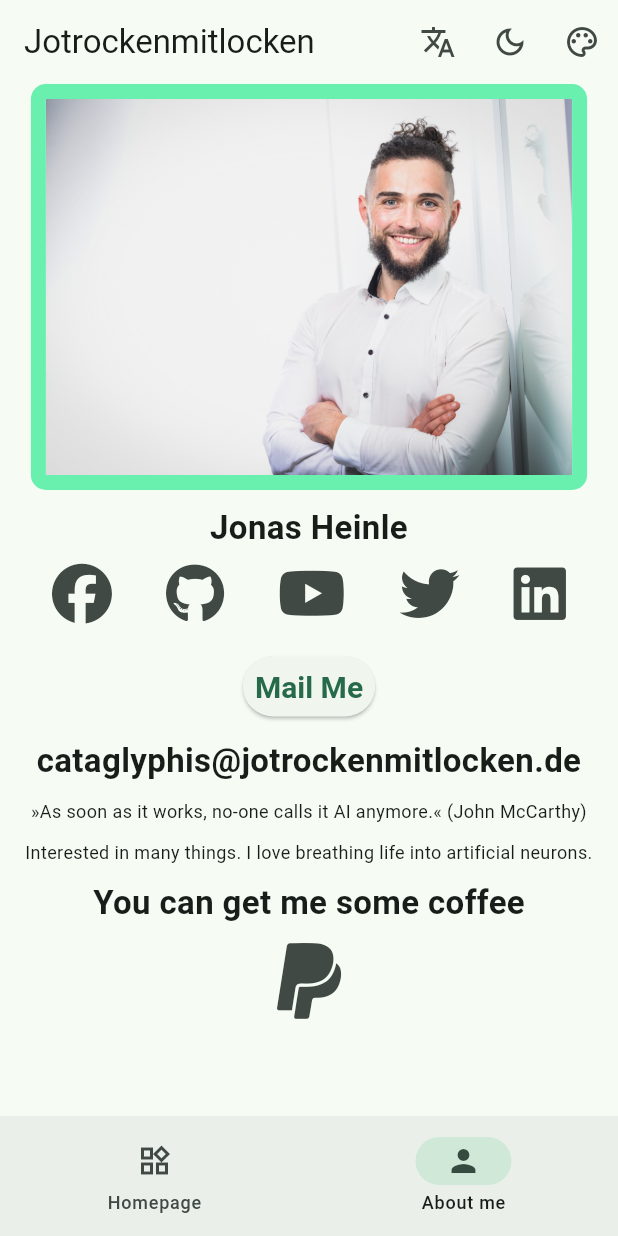
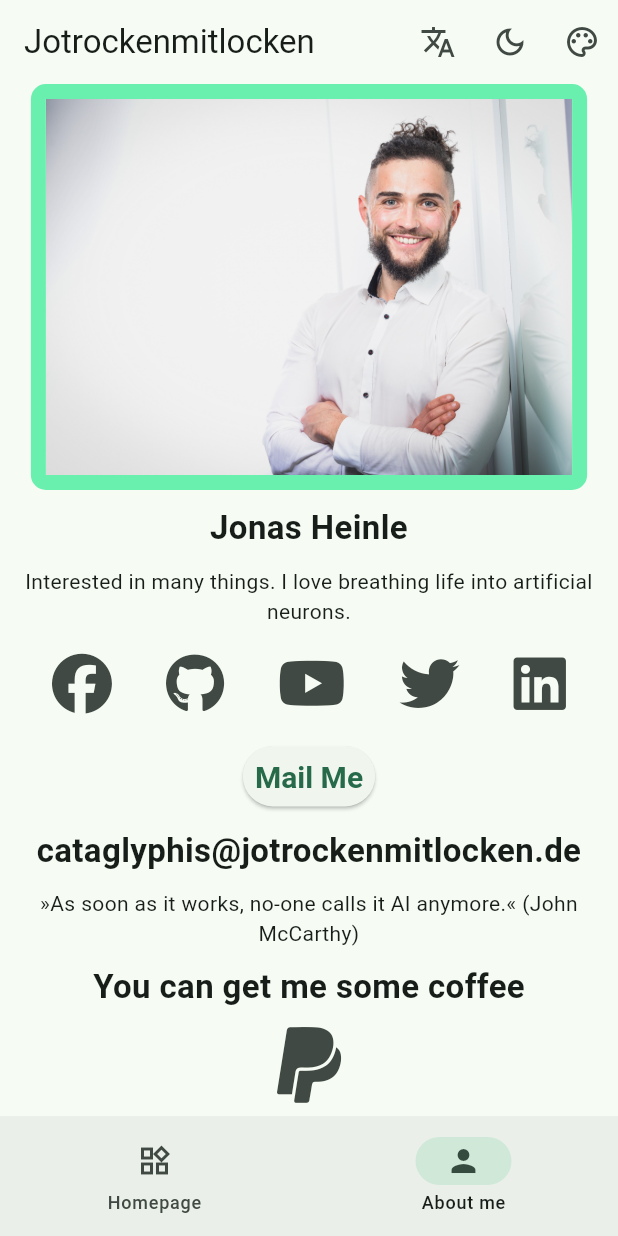
Before and after one commit to Kataglyphis/jotrockenmitlocken, a Flutter app: the screen it shows after launch, on a phone screen of 412 x 824 dp. Run offline on Flutter 3.47's test engine with Material 3 defaults, Android fonts, the phone set to English and light mode, and no system bars; our stand-ins replace csv, font_awesome_flutter, syncfusion_flutter_charts; generated files the repository leaves out were written again.

Commit message:
incremental improvement

```diff
--- a/lib/AboutMe/about_me_table.dart
+++ b/lib/AboutMe/about_me_table.dart
@@ -4,6 +4,7 @@ import 'package:jotrockenmitlocken/AboutMe/socialMedia/social_media_widgets.dart
 import 'package:jotrockenmitlocken/Decoration/decoration_helper.dart';
 import 'package:jotrockenmitlocken/constants.dart';
 import 'package:font_awesome_flutter/font_awesome_flutter.dart';
+import 'package:jotrockenmitlocken/font_helper.dart';
 
 import 'package:url_launcher/url_launcher.dart';
 import 'package:flutter_gen/gen_l10n/app_localizations.dart';
@@ -30,20 +31,6 @@ class AboutMeTableState extends State<AboutMeTable> {
   @override
   void initState() {
     super.initState();
-  }
-
-  TextStyle getTextStyle() {
-    var currentWidth = MediaQuery.of(context).size.width;
-    if (currentWidth <= narrowScreenWidthThreshold) {
-      return const TextStyle(
-          fontSize: 12, fontWeight: FontWeight.normal); //, color: Colors.black
-    } else if (currentWidth <= largeWidthBreakpoint) {
-      return const TextStyle(
-          fontSize: 22, fontWeight: FontWeight.normal); //, color: Colors.black
-    } else {
-      return const TextStyle(
-          fontSize: 22, fontWeight: FontWeight.normal); //, color: Colors.black
-    }
   }
 
   @override
@@ -94,7 +81,18 @@ class AboutMeTableState extends State<AboutMeTable> {
           Text(
             "Jonas Heinle",
             textAlign: TextAlign.center,
-            style: getTextStyleHeadings(context),
+            style: FontHelper.getTextStyleHeadings(context),
+          ),
+          const SizedBox(
+            height: 10,
+          ),
+          Text(
+            AppLocalizations.of(context)!.shortDescriptionTextMyPersona,
+            textAlign: TextAlign.center,
+            style: FontHelper.getTextStyle(context),
+          ),
+          const SizedBox(
+            height: 10,
           ),
           const SocialMediaWidgets(),
           const SizedBox(
@@ -127,40 +125,33 @@ class AboutMeTableState extends State<AboutMeTable> {
           Text(
             "cataglyphis@jotrockenmitlocken.de",
             textAlign: TextAlign.center,
-            style: getTextStyleHeadings(context),
+            style: FontHelper.getTextStyleHeadings(context),
           ),
           const SizedBox(height: 10),
           Text(
             "»As soon as it works, no-one calls it AI anymore.« (John McCarthy)",
             textAlign: TextAlign.center,
-            style: getTextStyle(),
+            style: FontHelper.getTextStyle(context),
           ),
           const SizedBox(
             height: 10,
           ),
-          Text(
-            AppLocalizations.of(context)!.shortDescriptionTextMyPersona,
-            textAlign: TextAlign.center,
-            style: getTextStyle(),
-          ),
-          const SizedBox(
-            height: 10,
-          ),
-          Donation(getTextStyleHeadings(context)),
+          Donation(FontHelper.getTextStyleHeadings(context)),
           const SizedBox(
             height: 10,
           ),
           Text(
             "I love to cURL",
             textAlign: TextAlign.center,
-            style: getTextStyleHeadings(context),
+            style: FontHelper.getTextStyleHeadings(context),
           ),
           IconButton(
             iconSize: 40,
             icon: const FaIcon(FontAwesomeIcons.dumbbell),
             // color: Colors.black,
             onPressed: () {},
-          )
+          ),
+          const SizedBox(height: 20),
         ],
       );
     });
--- a/lib/AboutMe/donation.dart
+++ b/lib/AboutMe/donation.dart
@@ -35,10 +35,7 @@ class Donation extends StatelessWidget {
             _launchInBrowser(toLaunch);
           },
         ),
-        Padding(
-          padding: const EdgeInsets.symmetric(vertical: 20),
-          child: Image.asset("assets/images/Paypal_QR_Code.png", width: 200),
-        ),
+        Image.asset("assets/images/Paypal_QR_Code.png", width: 200),
       ],
     );
   }
--- a/lib/AboutMe/perfect_day_chart.dart
+++ b/lib/AboutMe/perfect_day_chart.dart
@@ -1,6 +1,7 @@
 import 'package:flutter/material.dart';
 import 'package:jotrockenmitlocken/Charts/pie_chart_data_entry.dart';
 import 'package:jotrockenmitlocken/constants.dart';
+import 'package:jotrockenmitlocken/font_helper.dart';
 import 'package:syncfusion_flutter_charts/charts.dart';
 import 'package:flutter_gen/gen_l10n/app_localizations.dart';
 
@@ -30,7 +31,9 @@ class PerfectDay {
         (currentWith >= narrowScreenWidthThreshold) ? false : true;
     // https://help.syncfusion.com/flutter/circular-charts/overview
     return SfCircularChart(
-      title: ChartTitle(text: 'My perfect day'),
+      title: ChartTitle(
+          text: 'My perfect day',
+          textStyle: FontHelper.getTextStyleHeadings(context)),
       legend: Legend(
           width: '100%',
           overflowMode: LegendItemOverflowMode.wrap,
@@ -50,10 +53,11 @@ class PerfectDay {
             explodeIndex: 5,
             radius: (MediaQuery.of(context).size.width >=
                     narrowScreenWidthThreshold)
-                ? '100%'
+                ? '80%'
                 : '80%',
             innerRadius: '20%',
             dataLabelSettings: DataLabelSettings(
+              textStyle: FontHelper.getTextStyle(context),
               labelPosition: ChartDataLabelPosition.outside,
               isVisible: !enableSkillTableLegend,
               labelIntersectAction: LabelIntersectAction.shift,
--- a/lib/Decoration/decoration_helper.dart
+++ b/lib/Decoration/decoration_helper.dart
@@ -1,5 +1,4 @@
 import 'package:flutter/material.dart';
-import 'package:jotrockenmitlocken/constants.dart';
 
 Widget applyBoxDecoration(Widget child, EdgeInsets insets, double margin,
     double borderRadius, double borderWidth, Color color) {
@@ -19,31 +18,3 @@ Widget applyBoxDecoration(Widget child, EdgeInsets insets, double margin,
     ),
   );
 }
-
-TextStyle getTextStyleHeadings(BuildContext context) {
-  var currentWidth = MediaQuery.of(context).size.width;
-  if (currentWidth <= narrowScreenWidthThreshold) {
-    return const TextStyle(
-        fontSize: 22, fontWeight: FontWeight.bold); // , color: Colors.black
-  } else if (currentWidth <= largeWidthBreakpoint) {
-    return const TextStyle(
-        fontSize: 36, fontWeight: FontWeight.bold); // , color: Colors.black
-  } else {
-    return const TextStyle(
-        fontSize: 36, fontWeight: FontWeight.bold); // , color: Colors.black
-  }
-}
-
-TextStyle getTextStyleSubHeadings(BuildContext context) {
-  var currentWidth = MediaQuery.of(context).size.width;
-  if (currentWidth <= narrowScreenWidthThreshold) {
-    return const TextStyle(
-        fontSize: 18, fontWeight: FontWeight.bold); // , color: Colors.black
-  } else if (currentWidth <= largeWidthBreakpoint) {
-    return const TextStyle(
-        fontSize: 22, fontWeight: FontWeight.bold); // , color: Colors.black
-  } else {
-    return const TextStyle(
-        fontSize: 32, fontWeight: FontWeight.bold); // , color: Colors.black
-  }
-}
--- a/lib/DocumentPage/docs_page.dart
+++ b/lib/DocumentPage/docs_page.dart
@@ -3,6 +3,7 @@ import 'package:jotrockenmitlocken/Decoration/decoration_helper.dart';
 import 'package:jotrockenmitlocken/DocumentPage/document_table.dart';
 import 'package:jotrockenmitlocken/Navbar/mobile/navigation_drawer_widget.dart';
 import 'package:jotrockenmitlocken/constants.dart';
+import 'package:jotrockenmitlocken/font_helper.dart';
 
 class DocsPage extends StatelessWidget {
   const DocsPage({super.key});
@@ -22,7 +23,7 @@ class DocsPage extends StatelessWidget {
                   child: Text(
                     'Documents',
                     textAlign: TextAlign.center,
-                    style: getTextStyleHeadings(context),
+                    style: FontHelper.getTextStyleHeadings(context),
                   ),
                 ),
                 SizedBox(height: 10),
@@ -47,7 +48,7 @@ class DocsPage extends StatelessWidget {
                   child: Text(
                     'Documents',
                     textAlign: TextAlign.center,
-                    style: getTextStyleHeadings(context),
+                    style: FontHelper.getTextStyleHeadings(context),
                   ),
                 ),
                 SizedBox(height: 10),
--- a/lib/DocumentPage/open_button.dart
+++ b/lib/DocumentPage/open_button.dart
@@ -2,6 +2,7 @@ import 'package:flutter/foundation.dart';
 import 'package:flutter/material.dart';
 import 'package:jotrockenmitlocken/Decoration/decoration_helper.dart';
 import 'package:jotrockenmitlocken/DocumentPage/document.dart';
+import 'package:jotrockenmitlocken/font_helper.dart';
 //import 'dart:html' as html;
 
 @immutable
@@ -30,7 +31,7 @@ class DownloadButton extends StatelessWidget {
       ),
       child: Text(
         "Open",
-        style: getTextStyleSubHeadings(context),
+        style: FontHelper.getTextStyleSubHeadings(context),
       ),
     );
   }
--- a/lib/Media/data_list.dart
+++ b/lib/Media/data_list.dart
@@ -3,6 +3,7 @@ import 'package:jotrockenmitlocken/Decoration/decoration_helper.dart';
 import 'package:jotrockenmitlocken/Media/data.dart';
 import 'package:jotrockenmitlocken/Navbar/mobile/navigation_drawer_widget.dart';
 import 'package:jotrockenmitlocken/constants.dart';
+import 'package:jotrockenmitlocken/font_helper.dart';
 
 class MyDataTableSource extends DataTableSource {
   List<DataRow> dataRows;
@@ -111,7 +112,7 @@ abstract mixin class DataListState<T extends Data> {
                       child: Text(
                         getTitle(),
                         textAlign: TextAlign.center,
-                        style: getTextStyleHeadings(context),
+                        style: FontHelper.getTextStyleHeadings(context),
                       ),
                     ),
                     SizedBox(
--- a/lib/constants.dart
+++ b/lib/constants.dart
@@ -21,7 +21,6 @@ enum ColorSeed {
   baseColor('Green Accent', Colors.greenAccent),
   indigo('Indigo', Colors.indigo),
   blue('Blue', Colors.blue),
-  teal('Teal', Colors.teal),
   green('Green', Colors.green),
   yellow('Yellow', Colors.yellow),
   orange('Orange', Colors.orange),
--- /dev/null
+++ b/lib/font_helper.dart
@@ -0,0 +1,46 @@
+import 'package:flutter/material.dart';
+import 'package:jotrockenmitlocken/constants.dart';
+
+class FontHelper {
+  static TextStyle getTextStyle(BuildContext context) {
+    var currentWidth = MediaQuery.of(context).size.width;
+    if (currentWidth <= narrowScreenWidthThreshold) {
+      return const TextStyle(
+          fontSize: 14, fontWeight: FontWeight.normal); // , color: Colors.black
+    } else if (currentWidth <= largeWidthBreakpoint) {
+      return const TextStyle(
+          fontSize: 22, fontWeight: FontWeight.normal); // , color: Colors.black
+    } else {
+      return const TextStyle(
+          fontSize: 22, fontWeight: FontWeight.normal); // , color: Colors.black
+    }
+  }
+
+  static TextStyle getTextStyleHeadings(BuildContext context) {
+    var currentWidth = MediaQuery.of(context).size.width;
+    if (currentWidth <= narrowScreenWidthThreshold) {
+      return const TextStyle(
+          fontSize: 22, fontWeight: FontWeight.bold); // , color: Colors.black
+    } else if (currentWidth <= largeWidthBreakpoint) {
+      return const TextStyle(
+          fontSize: 36, fontWeight: FontWeight.bold); // , color: Colors.black
+    } else {
+      return const TextStyle(
+          fontSize: 36, fontWeight: FontWeight.bold); // , color: Colors.black
+    }
+  }
+
+  static TextStyle getTextStyleSubHeadings(BuildContext context) {
+    var currentWidth = MediaQuery.of(context).size.width;
+    if (currentWidth <= narrowScreenWidthThreshold) {
+      return const TextStyle(
+          fontSize: 18, fontWeight: FontWeight.bold); // , color: Colors.black
+    } else if (currentWidth <= largeWidthBreakpoint) {
+      return const TextStyle(
+          fontSize: 22, fontWeight: FontWeight.bold); // , color: Colors.black
+    } else {
+      return const TextStyle(
+          fontSize: 32, fontWeight: FontWeight.bold); // , color: Colors.black
+    }
+  }
+}
--- a/lib/home.dart
+++ b/lib/home.dart
@@ -140,6 +140,9 @@ class _HomeState extends State<Home> with SingleTickerProviderStateMixin {
         double paddingSkillTable = 5;
         List<Widget> childWidgetsRightPage = [
           PerfectDay.createMyPerfectDayPieChart(context),
+          const SizedBox(
+            height: 20,
+          ),
           SizedBox(
             //width: skillTableWidth,
             child: applyBoxDecoration(
```
Also changed, not shown: lib/AboutMe/skill_table.dart (+6 -22 lines), lib/Navbar/Navbar.dart (+3 -4 lines).
